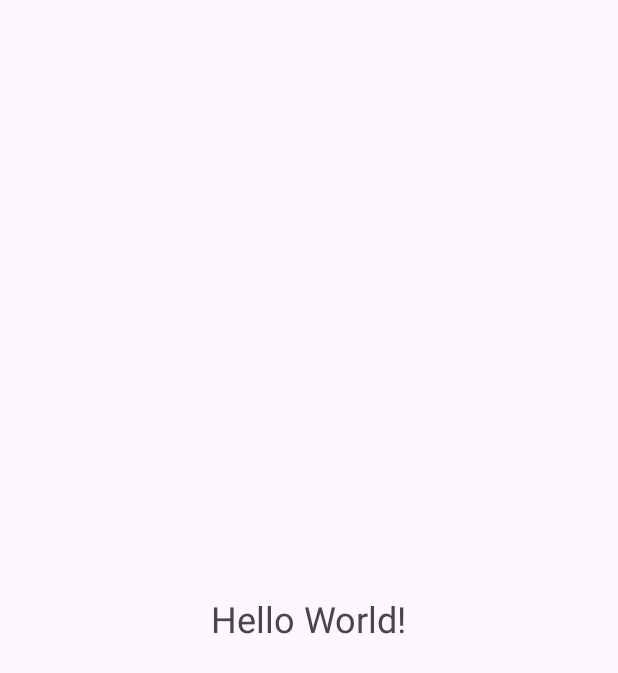
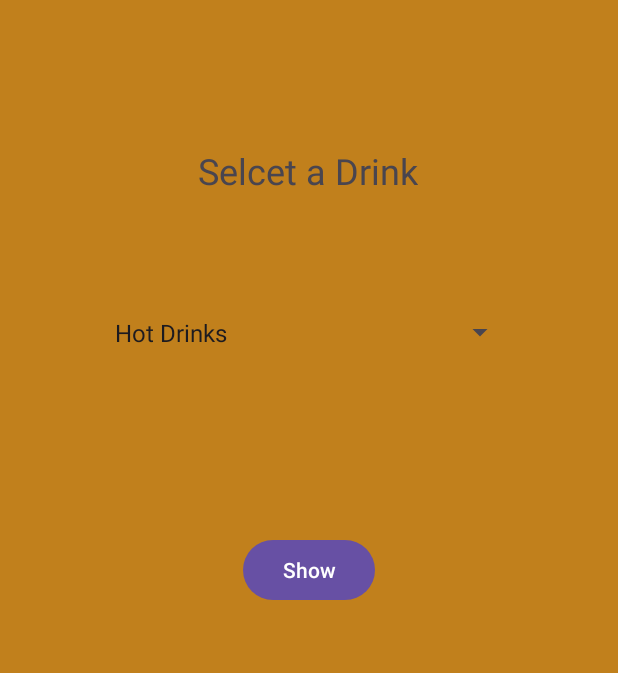
Before and after one commit to Naserjad/App_menu, an Android app: the screen it shows after launch (MainActivity), on a phone screen of 412 x 824 dp. Shown: the top 673 px of the screen. Run offline under Robolectric (Android 15) with nearby library versions, the phone set to English and light mode, and no system bars.

Commit message:
This is Resturant menue V1

```diff
--- /dev/null
+++ b/app/src/main/java/com/example/app_menu/DrinkMockupDA.java
@@ -0,0 +1,33 @@
+package com.example.app_menu;
+
+import java.util.ArrayList;
+import java.util.List;
+
+public class DrinkMockupDA {
+
+    private List<Drink> drinks;
+
+    public DrinkMockupDA(){
+        drinks=new ArrayList<>();
+        drinks.add(new Drink("Americano",15,"hot Drink"));
+        drinks.add(new Drink("Latte",15,"hot Drink"));
+        drinks.add(new Drink("Tea",10,"hot Drink"));
+        drinks.add(new Drink("Sprite",7,"Cold Drink"));
+        drinks.add(new Drink("Ice Coffe",10,"Cold Drink"));
+    }
+
+    public String[] getDrinkTypes(){
+        String[] types={"Hot Drinks","Cold Drinks"};
+        return types;
+    }
+    public List<Drink>getDrinkByType(String drinkType){
+        List<Drink> result=new ArrayList<>();
+        for(Drink d:drinks){
+            if(d.getType().equals(drinkType)){
+                result.add(d);
+            }
+        }
+        return result;
+    }
+
+}
--- a/app/src/main/java/com/example/app_menu/MainActivity.java
+++ b/app/src/main/java/com/example/app_menu/MainActivity.java
@@ -1,6 +1,10 @@
 package com.example.app_menu;
 
 import android.os.Bundle;
+import android.widget.Adapter;
+import android.widget.ArrayAdapter;
+import android.widget.Button;
+import android.widget.Spinner;
 import android.widget.TextView;
 
 import androidx.activity.EdgeToEdge;
@@ -10,7 +14,8 @@ import androidx.core.view.ViewCompat;
 import androidx.core.view.WindowInsetsCompat;
 
 public class MainActivity extends AppCompatActivity {
-    private TextView txt;
+private Button btnShow;
+private Spinner spnDrinks;
     @Override
     protected void onCreate(Bundle savedInstanceState) {
         super.onCreate(savedInstanceState);
@@ -21,7 +26,15 @@ public class MainActivity extends AppCompatActivity {
             v.setPadding(systemBars.left, systemBars.top, systemBars.right, systemBars.bottom);
             return insets;
         });
-        txt=findViewById(R.id.mss);
-        //this is new test code
+        btnShow=findViewById(R.id.btnShow);
+        spnDrinks=findViewById(R.id.spnDrinks);
+        bindSpinner();
+
+    }
+    private void bindSpinner(){
+        DrinkMockupDA da=new DrinkMockupDA();
+        String[] arr=da.getDrinkTypes();
+        ArrayAdapter<String> spnAdapter=new ArrayAdapter<String>(this, android.R.layout.simple_spinner_item,arr);
+        spnDrinks.setAdapter(spnAdapter);
     }
 }
--- a/app/src/main/res/layout/activity_main.xml
+++ b/app/src/main/res/layout/activity_main.xml
@@ -5,17 +5,45 @@
     android:id="@+id/main"
     android:layout_width="match_parent"
     android:layout_height="match_parent"
+    android:background="#C1801C"
     tools:context=".MainActivity">
 
     <TextView
         android:id="@+id/mss"
         android:layout_width="wrap_content"
         android:layout_height="wrap_content"
-        android:text="Hello World!"
+        android:background="#C1801C"
+        android:text="Selcet a Drink"
         android:textSize="24sp"
         app:layout_constraintBottom_toBottomOf="parent"
+        app:layout_constraintEnd_toEndOf="parent"
+        app:layout_constraintHorizontal_bias="0.498"
+        app:layout_constraintStart_toStartOf="parent"
+        app:layout_constraintTop_toTopOf="parent"
+        app:layout_constraintVertical_bias="0.123" />
+
+    <Spinner
+        android:id="@+id/spnDrinks"
+        android:layout_width="275dp"
+        android:layout_height="0dp"
+        android:layout_marginStart="1dp"
+        android:layout_marginTop="163dp"
+        android:layout_marginEnd="1dp"
+        android:layout_marginBottom="76dp"
+        app:layout_constraintBottom_toTopOf="@+id/btnShow"
         app:layout_constraintEnd_toEndOf="parent"
         app:layout_constraintStart_toStartOf="parent"
         app:layout_constraintTop_toTopOf="parent" />
 
+    <Button
+        android:id="@+id/btnShow"
+        android:layout_width="wrap_content"
+        android:layout_height="wrap_content"
+        android:layout_marginBottom="420dp"
+        android:text="Show"
+        app:layout_constraintBottom_toBottomOf="parent"
+        app:layout_constraintEnd_toEndOf="parent"
+        app:layout_constraintStart_toStartOf="parent"
+        app:layout_constraintTop_toBottomOf="@+id/spnDrinks" />
+
 </androidx.constraintlayout.widget.ConstraintLayout>
```
Also changed, not shown: app/src/main/java/com/example/app_menu/Drink.java (added, +41 -0 lines).
